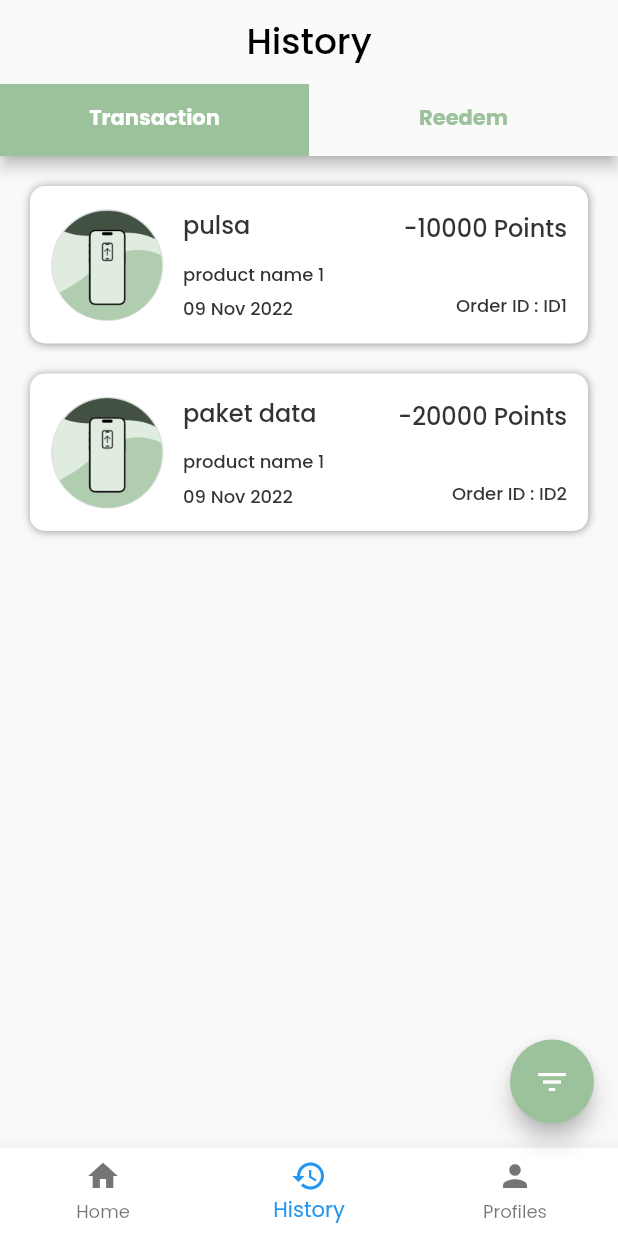
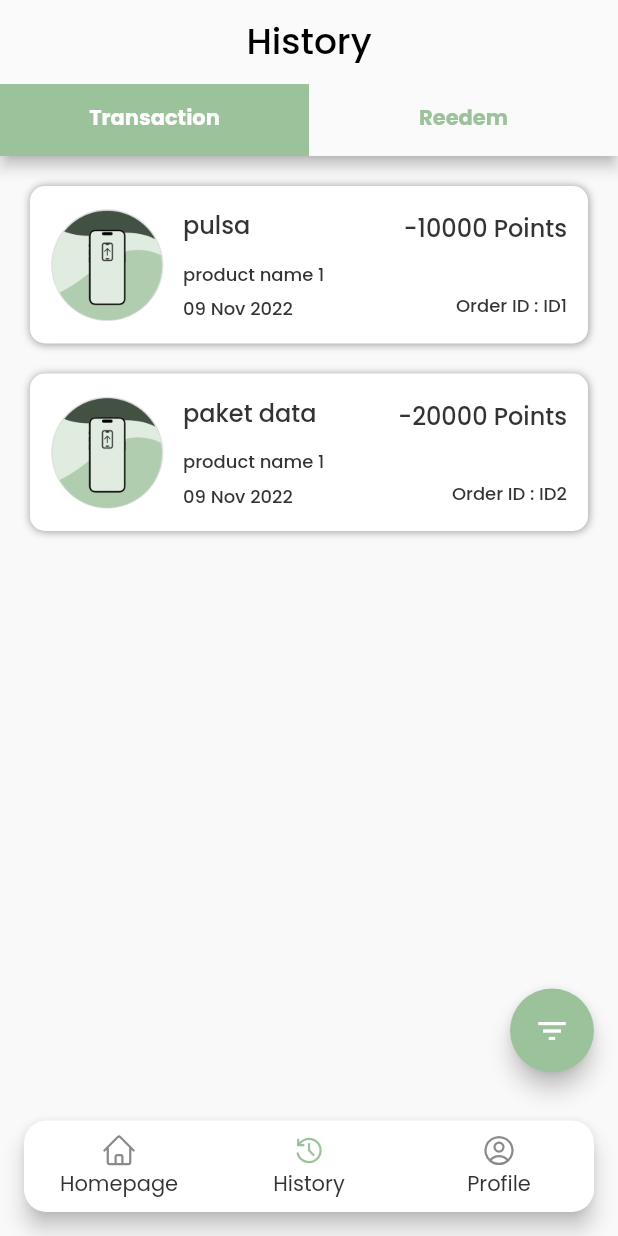
Before and after one commit to capstone-project-alterra-9/flutter-loyalty-point, a Flutter app: the HistoryView screen opened by its route, on a phone screen of 412 x 824 dp. Run offline on Flutter 3.47's test engine with Material 2 defaults, Android fonts, the phone set to English and light mode, and no system bars; our stand-ins replace dio, flutter_svg, google_fonts, heroicons, shared_preferences, shimmer; accounts and stored records are empty; network calls fail.

Commit message:
change bottom bar to floating action button

```diff
--- a/lib/src/app.dart
+++ b/lib/src/app.dart
@@ -39,9 +39,6 @@ class MyApp extends StatelessWidget {
             color: Styles.colorBlack400,
           ),
         ),
-        bottomNavigationBarTheme: const BottomNavigationBarThemeData(
-          backgroundColor: Colors.white,
-        ),
         textSelectionTheme: const TextSelectionThemeData(
           cursorColor: Styles.colorBlack500,
         ),
--- /dev/null
+++ b/lib/src/models/local/navigation_menu_model.dart
@@ -0,0 +1,38 @@
+import 'package:flutter_loyalty_point/src/views/history/history_view.dart';
+import 'package:flutter_loyalty_point/src/views/home/home_view.dart';
+import 'package:flutter_loyalty_point/src/views/profile/profile_view.dart';
+
+class NavigationMenuModel {
+  const NavigationMenuModel({
+    required this.label,
+    required this.icon,
+    required this.iconActive,
+    required this.routeName,
+  });
+
+  final String label;
+  final String icon;
+  final String iconActive;
+  final String routeName;
+
+  static const List<NavigationMenuModel> menuList = [
+    NavigationMenuModel(
+      label: "Homepage",
+      icon: "assets/icons/icon_menu_home_outline.svg",
+      iconActive: "assets/icons/icon_menu_home_solid.svg",
+      routeName: HomeView.routeName,
+    ),
+    NavigationMenuModel(
+      label: "History",
+      icon: "assets/icons/icon_menu_history_outline.svg",
+      iconActive: "assets/icons/icon_menu_history_solid.svg",
+      routeName: HistoryView.routeName,
+    ),
+    NavigationMenuModel(
+      label: "Profile",
+      icon: "assets/icons/icon_menu_profile_outline.svg",
+      iconActive: "assets/icons/icon_menu_profile_solid.svg",
+      routeName: ProfileView.routeName,
+    ),
+  ];
+}
--- a/lib/src/views/home/home_view.dart
+++ b/lib/src/views/home/home_view.dart
@@ -80,11 +80,19 @@ class HomeView extends StatelessWidget {
               ),
             ),
           ),
+
+          const SliverToBoxAdapter(
+            child: SizedBox(
+              height: 150,
+            ),
+          )
         ],
       ),
 
       // bottom bar section
-      bottomNavigationBar: const BottomNavWidget(routeName: HomeView.routeName),
+      floatingActionButtonLocation: FloatingActionButtonLocation.centerDocked,
+      floatingActionButton:
+          const BottomNavWidget(routeName: HomeView.routeName),
     );
   }
 }
--- a/lib/src/views/widgets/bottomnav_widget.dart
+++ b/lib/src/views/widgets/bottomnav_widget.dart
@@ -1,31 +1,48 @@
 import 'package:flutter/material.dart';
-import 'package:flutter_loyalty_point/src/views/history/history_view.dart';
-import 'package:flutter_loyalty_point/src/views/home/home_view.dart';
-import 'package:flutter_loyalty_point/src/views/profile/profile_view.dart';
+import 'package:flutter_loyalty_point/src/models/local/navigation_menu_model.dart';
+import 'package:flutter_svg/svg.dart';
 
 class BottomNavWidget extends StatelessWidget {
   const BottomNavWidget({super.key, required this.routeName});
 
   final String routeName;
 
-  final List<BottomNavigationBarItem> _navList = const [
-    BottomNavigationBarItem(icon: Icon(Icons.home), label: "Home"),
-    BottomNavigationBarItem(icon: Icon(Icons.history), label: "History"),
-    BottomNavigationBarItem(icon: Icon(Icons.person), label: "Profiles")
-  ];
-
-  final List<String> _routeList = const [
-    HomeView.routeName,
-    HistoryView.routeName,
-    ProfileView.routeName,
-  ];
+  final List<NavigationMenuModel> menuList = NavigationMenuModel.menuList;
 
   @override
   Widget build(BuildContext context) {
-    return BottomNavigationBar(
-      items: _navList,
-      currentIndex: _routeList.indexOf(routeName),
-      onTap: (value) => Navigator.pushNamed(context, _routeList[value]),
+    return Padding(
+      padding: const EdgeInsets.all(16),
+      child: Material(
+        color: Colors.white,
+        elevation: 6,
+        borderRadius: BorderRadius.circular(15),
+        child: Row(
+          children: List.generate(
+            menuList.length,
+            (index) => Expanded(
+              child: GestureDetector(
+                onTap: () => Navigator.popAndPushNamed(
+                  context,
+                  menuList[index].routeName,
+                ),
+                child: Padding(
+                  padding: const EdgeInsets.all(8),
+                  child: Column(
+                    mainAxisSize: MainAxisSize.min,
+                    children: [
+                      menuList[index].routeName == routeName
+                          ? SvgPicture.asset(menuList[index].iconActive)
+                          : SvgPicture.asset(menuList[index].icon),
+                      Text(menuList[index].label),
+                    ],
+                  ),
+                ),
+              ),
+            ),
+          ),
+        ),
+      ),
     );
   }
 }
```
Also changed, not shown: assets/icons/icon_menu_history_outline.svg (added), assets/icons/icon_menu_history_solid.svg (added), assets/icons/icon_menu_home_outline.svg (added), assets/icons/icon_menu_home_solid.svg (added), assets/icons/icon_menu_profile_outline.svg (added), assets/icons/icon_menu_profile_solid.svg (added).
